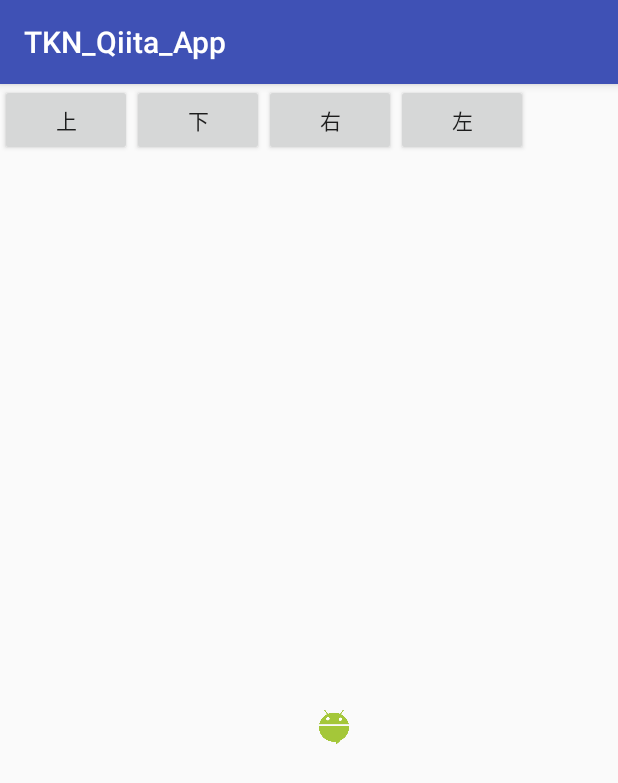
After one commit to fieldhawker/QiitaAppKotlin, an Android app: the MoveViewActivity screen opened directly, with no data from a screen before it, on a phone screen of 412 x 824 dp. The commit adds this screen. Shown: the top 783 px of the screen. Run offline under Robolectric (Android 15) with nearby library versions, the phone set to English and light mode, and no system bars.

Commit message:
イメージビューの生成と移動のテスト画面を追加 センサーを試す画面の試作を追加

```diff
--- a/app/app/src/main/AndroidManifest.xml
+++ b/app/app/src/main/AndroidManifest.xml
@@ -27,6 +27,7 @@
         <activity android:name=".ArticleActivity" />
         <activity android:name=".WatchActivity" />
         <activity android:name=".SensorActivity" />
+        <activity android:name=".activity.MoveViewActivity" />
 
     </application>
 
--- /dev/null
+++ b/app/app/src/main/java/com/product/hawker/qiitaappkotlin/activity/MoveViewActivity.kt
@@ -0,0 +1,83 @@
+package com.product.hawker.qiitaappkotlin.activity
+
+import android.content.Context
+import android.graphics.Point
+import android.os.Bundle
+import android.support.v7.app.AppCompatActivity
+import android.view.WindowManager
+import android.widget.Button
+import android.widget.FrameLayout
+import android.widget.ImageView
+import android.widget.LinearLayout
+import com.product.hawker.qiitaappkotlin.R
+
+
+class MoveViewActivity : AppCompatActivity() {
+
+    override fun onCreate(savedInstantState: Bundle?) {
+        super.onCreate(savedInstantState)
+        setContentView(R.layout.activity_move_view)
+
+        // 増減
+        val point = 50
+
+        // ボタン
+        val upButton = findViewById(R.id.button) as Button
+        val downButton = findViewById(R.id.button2) as Button
+        val rightButton = findViewById(R.id.button3) as Button
+        val leftButton = findViewById(R.id.button4) as Button
+
+        // 画面の中央を求める？
+        val wm = getSystemService(Context.WINDOW_SERVICE) as WindowManager
+        val disp = wm.defaultDisplay
+        val size = Point()
+        disp.getSize(size)
+
+        val centerX = size.x / 2
+        val centerY = size.y / 2
+
+        // フレームレイアウトにイメージビューを配置
+        val frameLayout = findViewById(R.id.frameLayout) as FrameLayout
+
+        val imageView = ImageView(this)
+        imageView.setImageResource(R.drawable.android_logo)
+
+        val imageWidth = 50
+        val imageHeight = 50
+        imageView.layoutParams = LinearLayout.LayoutParams(imageWidth, imageHeight)
+        imageView.x = centerX.toFloat()
+        imageView.y = centerY.toFloat()
+
+        frameLayout.addView(imageView)
+
+        // 以下、ボタンの操作
+
+        upButton.setOnClickListener {
+
+            imageView.x = imageView.x + 0
+            imageView.y = imageView.y - point
+
+        }
+
+        downButton.setOnClickListener {
+
+            imageView.x = imageView.x + 0
+            imageView.y = imageView.y + point
+
+        }
+
+        rightButton.setOnClickListener {
+
+            imageView.x = imageView.x + point
+            imageView.y = imageView.y + 0
+
+        }
+
+        leftButton.setOnClickListener {
+
+            imageView.x = imageView.x - point
+            imageView.y = imageView.y + 0
+
+        }
+    }
+}
--- a/app/app/src/main/res/layout/activity_main.xml
+++ b/app/app/src/main/res/layout/activity_main.xml
@@ -28,4 +28,10 @@
         android:layout_width="match_parent"
         android:layout_height="wrap_content"
         android:text="センサー" />
+
+    <Button
+        android:id="@+id/move_view_button"
+        android:layout_width="match_parent"
+        android:layout_height="wrap_content"
+        android:text="Viewの移動" />
 </LinearLayout>
--- /dev/null
+++ b/app/app/src/main/res/layout/activity_move_view.xml
@@ -0,0 +1,43 @@
+<?xml version="1.0" encoding="utf-8"?>
+<android.support.constraint.ConstraintLayout xmlns:android="http://schemas.android.com/apk/res/android"
+    android:layout_width="match_parent"
+    android:layout_height="match_parent">
+
+    <LinearLayout
+        android:layout_width="match_parent"
+        android:layout_height="wrap_content"
+        android:gravity="bottom"
+        android:orientation="horizontal">
+
+        <Button
+            android:id="@+id/button"
+            android:layout_width="wrap_content"
+            android:layout_height="wrap_content"
+            android:text="上" />
+        <Button
+            android:id="@+id/button2"
+            android:layout_width="wrap_content"
+            android:layout_height="wrap_content"
+            android:text="下" />
+        <Button
+            android:id="@+id/button3"
+            android:layout_width="wrap_content"
+            android:layout_height="wrap_content"
+            android:text="右" />
+        <Button
+            android:id="@+id/button4"
+            android:layout_width="wrap_content"
+            android:layout_height="wrap_content"
+            android:text="左" />
+    </LinearLayout>
+
+
+    <FrameLayout
+        android:id="@+id/frameLayout"
+        android:layout_width="match_parent"
+        android:layout_height="match_parent">
+
+    </FrameLayout>
+
+
+</android.support.constraint.ConstraintLayout>
```
Also changed, not shown: app/app/src/main/java/com/product/hawker/qiitaappkotlin/MainActivity.kt (+12 -0 lines), app/app/src/main/java/com/product/hawker/qiitaappkotlin/SensorActivity.kt (+47 -9 lines), app/app/src/main/res/layout/activity_sensor.xml (+13 -5 lines), app/app/src/main/res/drawable/android_logo.png (added), 1 other file.
